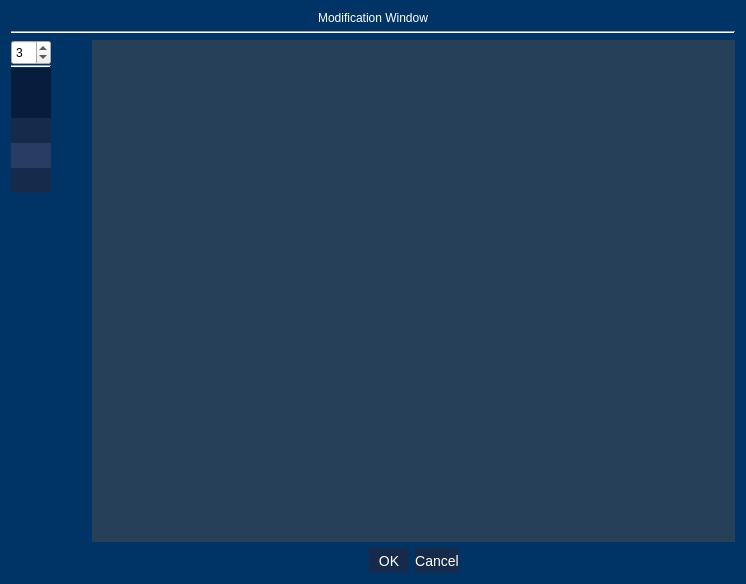
This is Nucleus/gui/modification_dialog.ui in SilMon/NucDetect as Qt 5 draws it before an edit. The edited form follows.
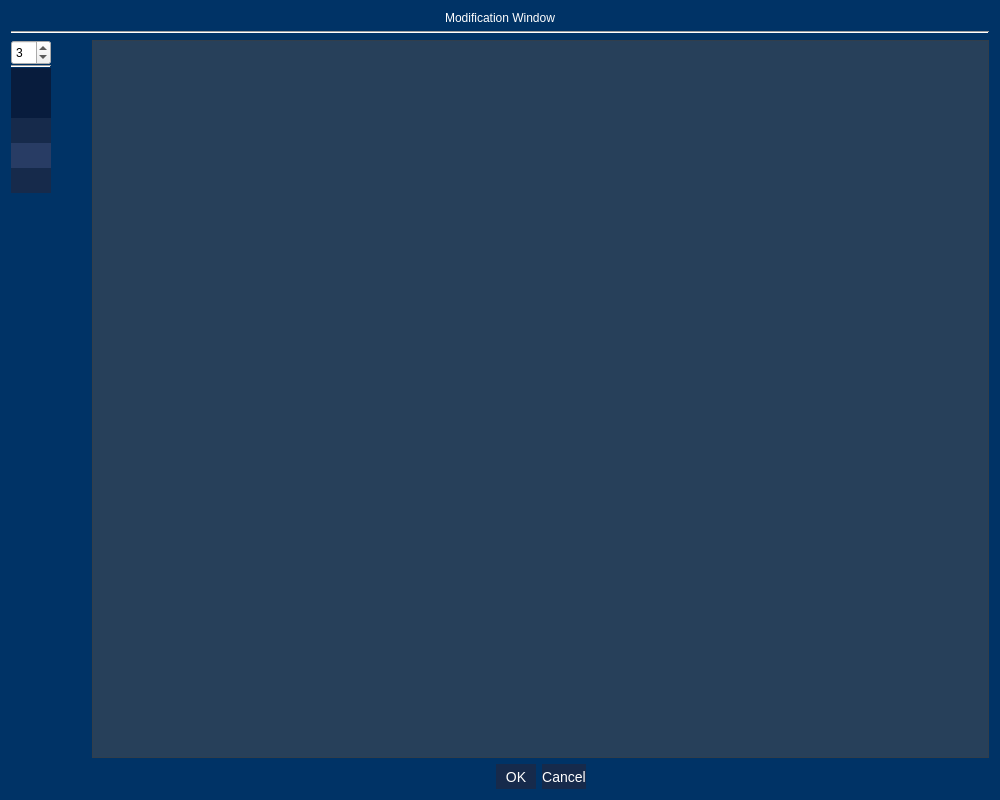
This is the edited form.

Patch:
```diff
--- a/Nucleus/gui/modification_dialog.ui
+++ b/Nucleus/gui/modification_dialog.ui
@@ -6,8 +6,8 @@
    <rect>
     <x>0</x>
     <y>0</y>
-    <width>746</width>
-    <height>584</height>
+    <width>1000</width>
+    <height>800</height>
    </rect>
   </property>
   <property name="windowTitle">
```
